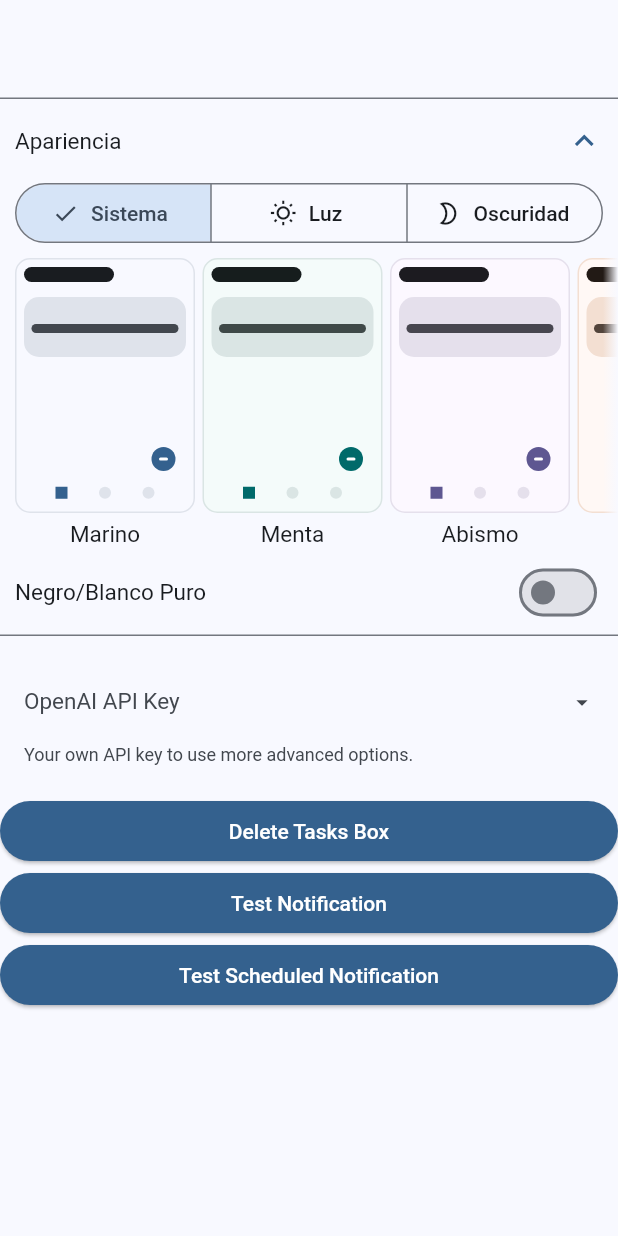
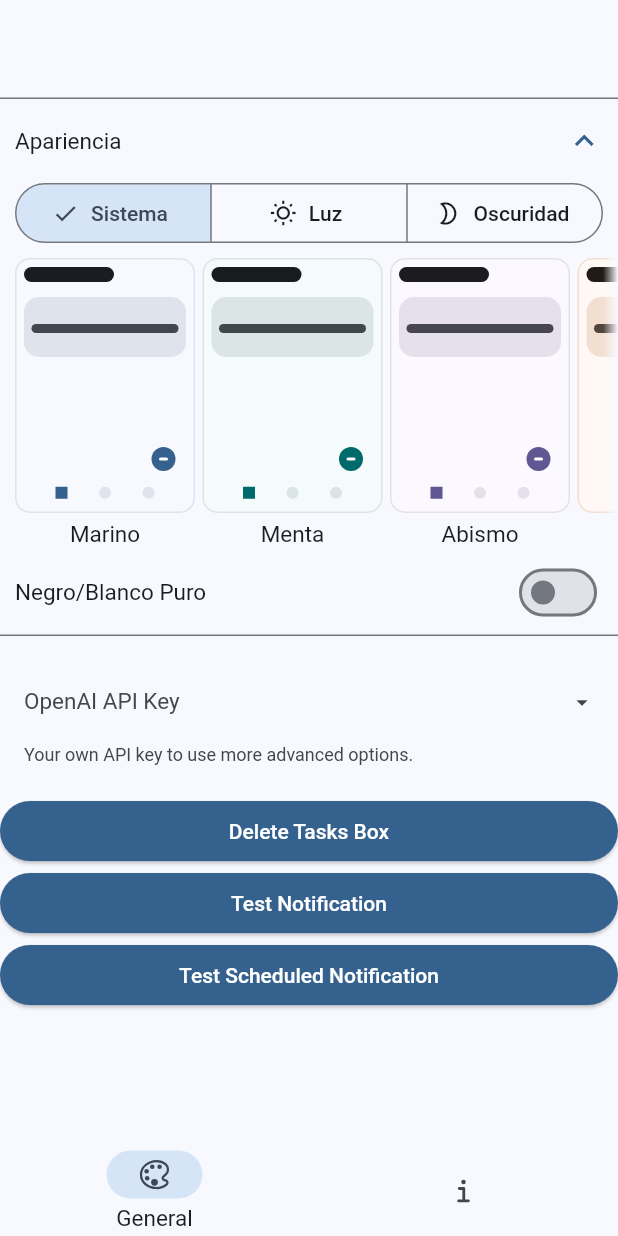
Before and after one commit to Laesx/ark_tasks, a Flutter app: the SettingsView screen opened by its route, on a phone screen of 412 x 824 dp. Run offline on Flutter 3.47's test engine with Material 3 defaults, Android fonts, the phone set to English and light mode, and no system bars; drawn by our look-alikes of dynamic_color; our stand-ins replace cloud_firestore, firebase_auth, firebase_core, flutter_local_notifications, google_sign_in, hive and 3 more; missing offline and left inert: choice, dart_openai; accounts and stored records are empty; Roboto replaces fonts that are missing (Rubik).

Commit message:
Updated Settings to have an About Page

```diff
--- a/lib/modules/settings/settings_view.dart
+++ b/lib/modules/settings/settings_view.dart
@@ -1,6 +1,10 @@
+import 'package:ark_jots/modules/settings/settings_about_tab.dart';
 import 'package:ark_jots/modules/settings/settings_app_tab.dart';
+import 'package:ark_jots/utils/tools.dart';
+import 'package:ark_jots/widgets/layouts/bottom_bar.dart';
 import 'package:ark_jots/widgets/layouts/scaffolds.dart';
 import 'package:flutter/material.dart';
+import 'package:ionicons/ionicons.dart';
 
 class SettingsView extends StatefulWidget {
   const SettingsView({super.key});
@@ -11,8 +15,8 @@ class SettingsView extends StatefulWidget {
 
 class _SettingsViewState extends State<SettingsView>
     with SingleTickerProviderStateMixin {
-  late final _tabCtrl = TabController(length: 4, vsync: this);
-  final scrollCtrl = ScrollController();
+  late final _tabCtrl = TabController(length: 2, vsync: this);
+  final _scrollCtrl = ScrollController();
 
   @override
   void initState() {
@@ -30,18 +34,32 @@ class _SettingsViewState extends State<SettingsView>
   @override
   Widget build(BuildContext context) {
     // Not needed since Settings will be a single tab for now
-    /* final children = [
-      SettingsAppTab(scrollCtrl),
-      const Text('Appearance'),
-      const Text('Notifications'),
-      const Text('About'),
-    ]; */
+    final children = [
+      SettingsAppTab(_scrollCtrl),
+      // const Text('Appearance'),
+      // const Text('Notifications'),
+      SettingsAboutTab(_scrollCtrl)
+      // const Text('About'),
+    ];
 
     return PageScaffold(
-        // topBar: TopBar(
-        //   title: 'Opciones',
-        //   canPop: false,
-        // ),
-        child: SettingsAppTab(scrollCtrl));
+      bottomBar: BottomNavBar(
+        current: _tabCtrl.index,
+        onSame: (_) => _scrollCtrl.scrollToTop(),
+        onChanged: (i) => _tabCtrl.index = i,
+        items: const {
+          'General': Ionicons.color_palette_outline,
+          // 'Content': Ionicons.tv_outline,
+          // 'Notifications': Ionicons.notifications_outline,
+          'Información': Ionicons.information_outline,
+        },
+      ),
+      // topBar: TopBar(
+      //   title: 'Opciones',
+      //   canPop: false,
+      // ),
+      // child: SettingsAppTab(scrollCtrl)
+      child: TabBarView(controller: _tabCtrl, children: children),
+    );
   }
 }
--- a/pubspec.yaml
+++ b/pubspec.yaml
@@ -54,6 +54,7 @@ dependencies:
   google_sign_in: ^6.2.1
   timezone: ^0.9.3
   dynamic_color: ^1.7.0
+  url_launcher: ^6.2.6
 
 dev_dependencies:
   flutter_test:
```
Also changed, not shown: lib/modules/settings/settings_about_tab.dart (added, +102 -0 lines), lib/utils/toast.dart (added, +70 -0 lines), lib/utils/tools.dart (+14 -0 lines), pubspec.lock.
